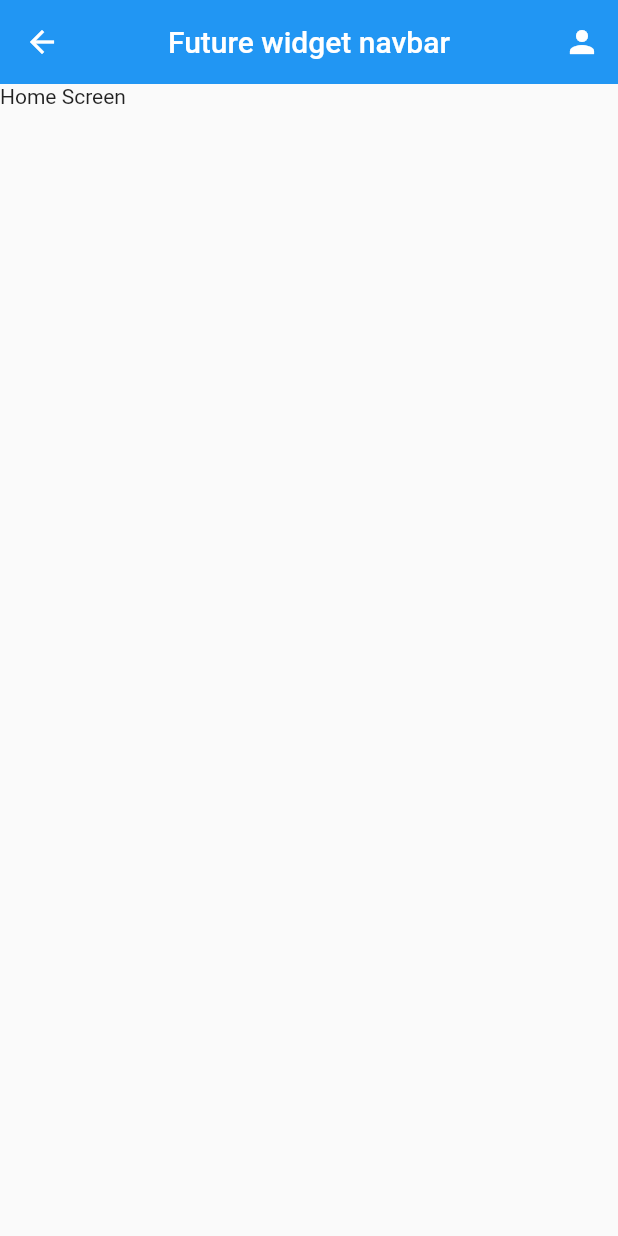
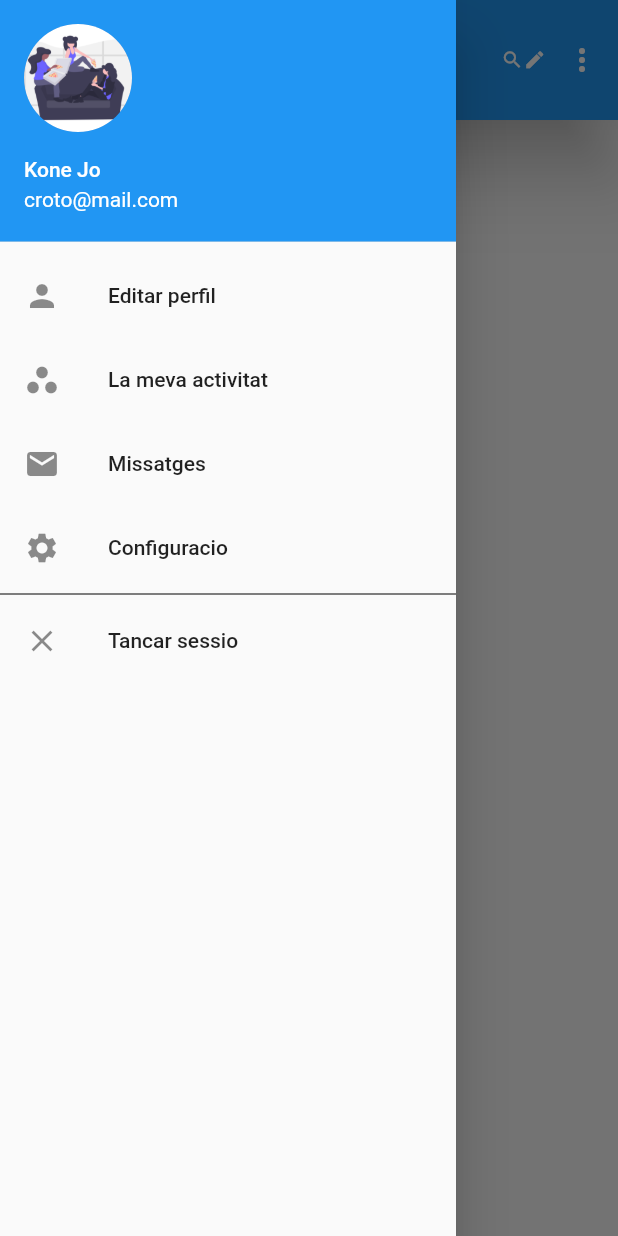
Before and after one commit to emprius/emprius-app-frontend, a Flutter app: the HomeScreen screen opened by its route, with the side drawer open (before the commit the screen has no drawer), on a phone screen of 412 x 824 dp. Run offline on Flutter 3.47's test engine with Material 2 defaults, Android fonts, the phone set to English and light mode, and no system bars.

Commit message:
Add drawer and appbar

```diff
--- a/lib/models/user_model.dart
+++ b/lib/models/user_model.dart
@@ -16,9 +16,9 @@ class UserModel{
     required this.password,
     required this.invitation,
     required this.location,
+    this.isActive = true,
     this.avatar = "",
     this.rating = 0,
-    this.isActive = true,
 });
 
 }
--- a/lib/views/screens/home_screen.dart
+++ b/lib/views/screens/home_screen.dart
@@ -1,4 +1,5 @@
-import 'package:empriusapp/routes/routes.dart';
+import 'package:empriusapp/views/widgets/user_appbar.dart';
+import 'package:empriusapp/views/widgets/user_drawer.dart';
 import 'package:flutter/material.dart';
 
 class HomeScreen extends StatefulWidget {
@@ -11,21 +12,10 @@ class HomeScreen extends StatefulWidget {
 class _HomeScreenState extends State<HomeScreen> {
   @override
   Widget build(BuildContext context) {
-    return Scaffold(
-      appBar: AppBar(
-        title: const Text('Future widget navbar'),
-        centerTitle: true,
-        elevation: 0,
-        actions: [
-          IconButton(
-              icon: const Icon(Icons.person),
-          tooltip: 'El meu perfil',
-          onPressed: (){
-                Navigator.pushNamed(context, userProfileScreenRoute);
-          },
-          )],
-      ),
-      body: const Text("Home Screen"),
+    return const Scaffold(
+      appBar: UserAppbar(),
+      drawer: UserDrawer(),
+      body: Text("Home Screen"),
     );
   }
 }
--- /dev/null
+++ b/lib/views/widgets/user_appbar.dart
@@ -0,0 +1,32 @@
+import 'package:flutter/material.dart';
+
+class UserAppbar extends StatelessWidget implements PreferredSizeWidget {
+  const UserAppbar({Key? key}) : super(key: key);
+
+  @override
+  Widget build(BuildContext context) {
+    return AppBar(
+      title: Text("Emprius app"),
+      centerTitle: true,
+      elevation: 20,
+      //toolbarHeight: 100,
+      //leading: Icon(Icons.arrow_back, color: Colors.white),
+      actions: [
+        const Icon(Icons.search, color: Colors.white, size: 15),
+        const Icon(Icons.edit, color: Colors.white, size: 15),
+        PopupMenuButton(
+            elevation: 30,
+            //shape: OutlineInputBorder(borderSide: BorderSide(color: Colors.white, width: 10)),
+            icon: Icon(Icons.more_vert),
+            itemBuilder: (context) => [
+              const PopupMenuItem(value: 1, child: Text("share")),
+              const PopupMenuItem(value: 2, child: Text("get link")),
+            ])
+      ],
+      toolbarHeight: 100,
+    );
+  }
+
+  @override
+  Size get preferredSize => const Size.fromHeight(80);
+}
--- /dev/null
+++ b/lib/views/widgets/user_drawer.dart
@@ -0,0 +1,51 @@
+import 'package:flutter/material.dart';
+
+class UserDrawer extends StatefulWidget {
+  const UserDrawer({Key? key}) : super(key: key);
+
+  @override
+  State<UserDrawer> createState() => _UserDrawerState();
+}
+
+class _UserDrawerState extends State<UserDrawer> {
+  @override
+  Widget build(BuildContext context) {
+    return Drawer(
+      child: ListView(
+        children: const [
+          UserAccountsDrawerHeader(
+              currentAccountPicture:
+              CircleAvatar(
+                backgroundImage: AssetImage("assets/images/sharing.png"),
+              ),
+              accountName: Text("Kone Jo"),
+              accountEmail: Text("croto@mail.com")),
+          ListTile(
+            leading: Icon(Icons.person),
+            title: Text("Editar perfil"),
+          ),
+          ListTile(
+            leading: Icon(Icons.workspaces_sharp),
+            title: Text("La meva activitat"),
+          ),
+          ListTile(
+            leading: Icon(Icons.mail),
+            title: Text("Missatges"),
+          ),
+          ListTile(
+            leading: Icon(Icons.settings),
+            title: Text("Configuracio"),
+          ),
+          Divider(
+            height: 6,
+            color: Colors.black,
+          ),
+          ListTile(
+            leading: Icon(Icons.close),
+            title: Text("Tancar sessio"),
+          ),
+        ],
+      ),
+    );
+  }
+}
--- a/pubspec.yaml
+++ b/pubspec.yaml
@@ -58,9 +58,8 @@ flutter:
   uses-material-design: true
 
   # To add assets to your application, add an assets section, like this:
-  # assets:
-  #   - images/a_dot_burr.jpeg
-  #   - images/a_dot_ham.jpeg
+  assets:
+    - assets/images/
 
   # An image asset can refer to one or more resolution-specific "variants", see
   # https://flutter.dev/assets-and-images/#resolution-aware
```
Also changed, not shown: assets/images/sharing.png (added).
